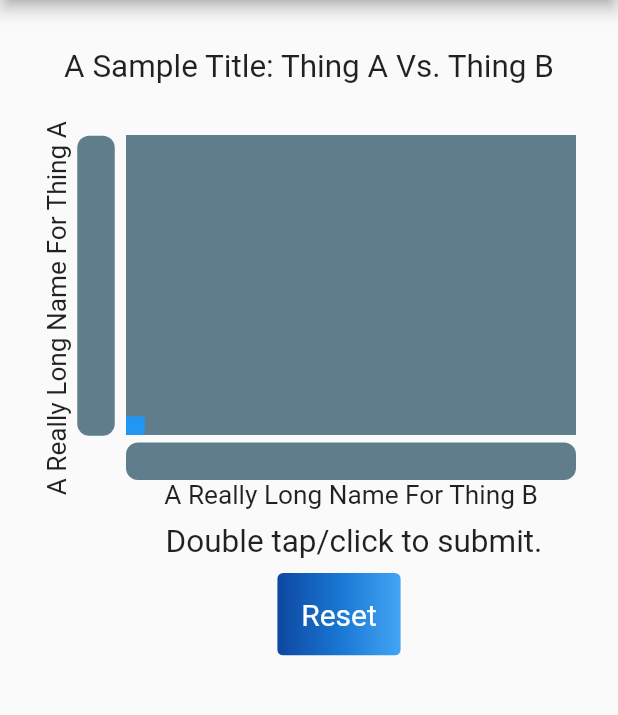
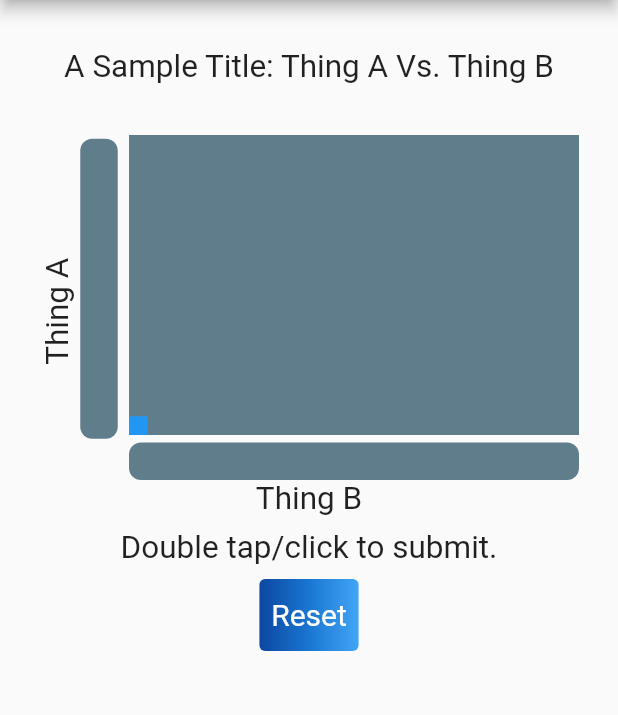
Before and after one commit to RamonVe/sample_component, a Flutter app: the screen it shows after launch, on a phone screen of 412 x 824 dp, the part 84-799 px from its top. Run offline on Flutter 3.47's test engine with Material 2 defaults, Android fonts, the phone set to English and light mode, and no system bars; drawn by our look-alikes of flutter_animation_progress_bar.

Commit message:
-Removes test -Changes padding

```diff
--- a/lib/SampleSurvey/sample_survey.dart
+++ b/lib/SampleSurvey/sample_survey.dart
@@ -119,9 +119,9 @@ class _SampleSurveyState extends State<SampleSurvey> {
                   RotatedBox(
                     quarterTurns: 3,
                     child: Text(
-                      'A Really Long Name For Thing A',
+                      'Thing A',
                       textDirection: TextDirection.rtl,
-                      textScaleFactor: 1.25,
+                      textScaleFactor: 1.50,
                     ),
                   ),
                 ],
@@ -206,9 +206,12 @@ class _SampleSurveyState extends State<SampleSurvey> {
                           maxValue: 100,
                         ),
                       ),
-                      const Text(
-                        "A Really Long Name For Thing B",
-                        textScaleFactor: 1.25,
+                      const Padding(
+                        padding: EdgeInsets.only(right: 60.0),
+                        child: Text(
+                          "Thing B",
+                          textScaleFactor: 1.50,
+                        ),
                       ),
                     ],
                   ),
@@ -219,17 +222,12 @@ class _SampleSurveyState extends State<SampleSurvey> {
           Padding(
             padding: const EdgeInsets.all(8.0),
             child: Center(
-              child: Padding(
-                padding: const EdgeInsets.only(left: 60.0),
               child: Container(
                 child: results(),
               ),
             ),
           ),
-          ),
-          Padding(
-            padding: const EdgeInsets.only(left: 40.0),
-            child: Center(
+          Center(
             child: ClipRRect(
               borderRadius: BorderRadius.circular(4),
               child: Stack(
@@ -249,7 +247,6 @@ class _SampleSurveyState extends State<SampleSurvey> {
                   ),
                   TextButton(
                     style: TextButton.styleFrom(
-                        padding: const EdgeInsets.all(16.0),
                       primary: Colors.white,
                       textStyle: const TextStyle(fontSize: 20),
                     ),
@@ -265,7 +262,6 @@ class _SampleSurveyState extends State<SampleSurvey> {
                     child: const Text('Reset'),
                   ),
                 ],
-                ),
               ),
             ),
           ),
```
Also changed, not shown: 1 other file. Lines whose indentation alone changed are shown as unchanged.
